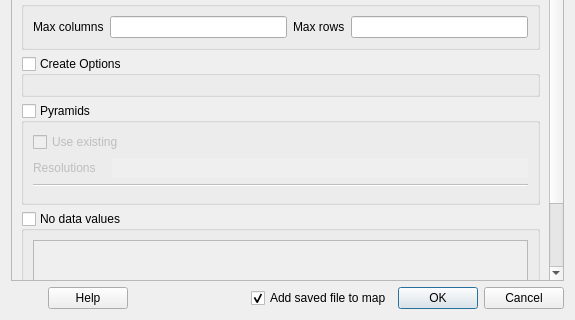
Before: the Qt Designer form src/ui/qgsrasterlayersaveasdialogbase.ui in qgis/QGIS, drawn with Qt 5; both pictures show x 0 to 575 and y 290 to 610 of the 575 by 610 pixel window.
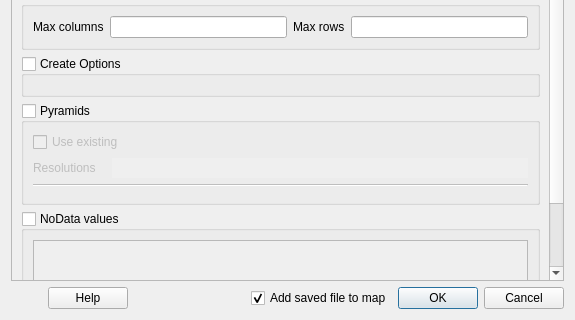
After: the same form once the commit is applied. Icons and pictures are not drawn. Custom widgets are drawn as their Qt base class.

Commit message: NoData harmonization

Patch:
```diff
--- a/src/ui/qgsrasterlayersaveasdialogbase.ui
+++ b/src/ui/qgsrasterlayersaveasdialogbase.ui
@@ -486,7 +486,7 @@
           <string>Additional no data values. The specified values will be set to no data in output raster.</string>
          </property>
          <property name="title">
-          <string>No data values</string>
+          <string>NoData values</string>
          </property>
          <property name="checkable">
           <bool>true</bool>
```
Left out of the diff: 4 changed lines with no effect on the pictures. The commit also changes 22 other files.
